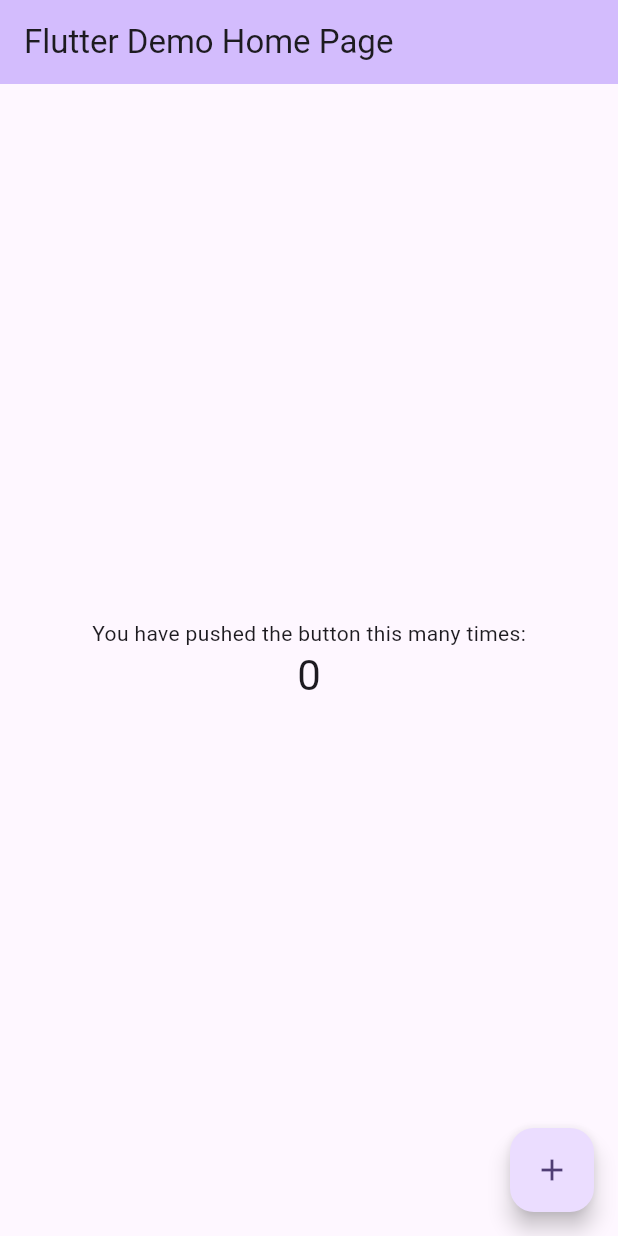
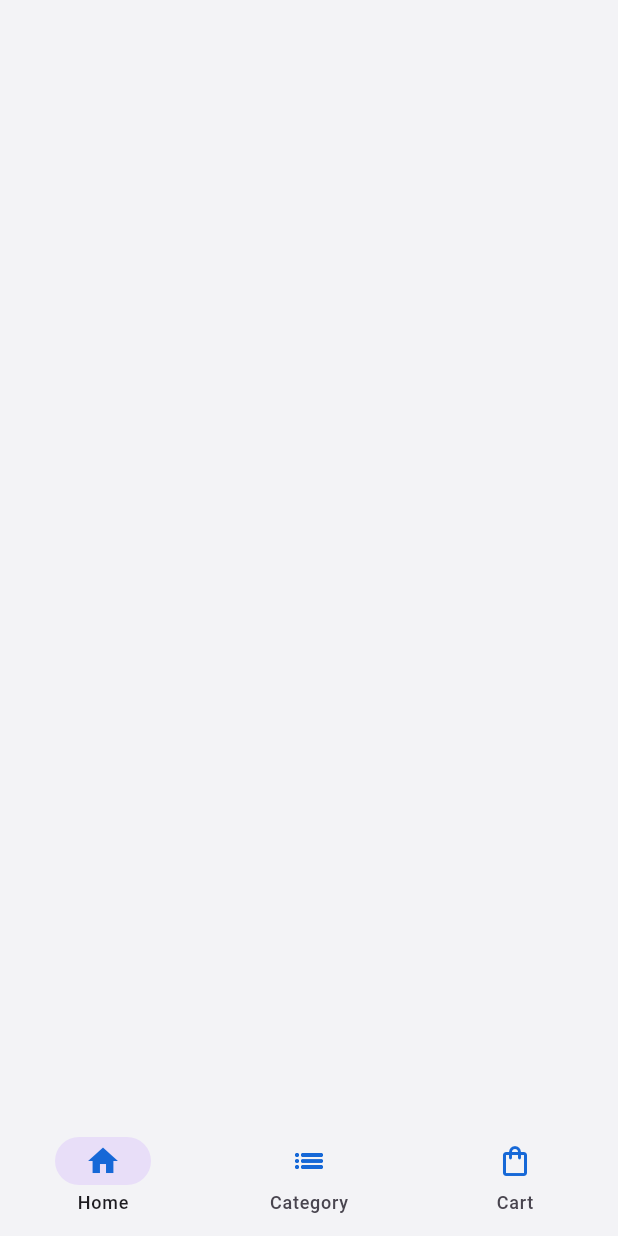
Before and after one commit to ramsabah28/application2, a Flutter app: the screen it shows after launch, on a phone screen of 412 x 824 dp. Run offline on Flutter 3.47's test engine with Material 3 defaults, Android fonts, the phone set to English and light mode, and no system bars.

Commit message:
init structure

```diff
--- a/lib/main.dart
+++ b/lib/main.dart
@@ -1,4 +1,5 @@
 import 'package:flutter/material.dart';
+import 'src/component/SwitchNavigation.dart';
 
 void main() {
   runApp(const MyApp());
@@ -10,57 +11,12 @@ class MyApp extends StatelessWidget {
   @override
   Widget build(BuildContext context) {
     return MaterialApp(
+      debugShowCheckedModeBanner: false,
       title: 'Flutter Demo',
       theme: ThemeData(
-        colorScheme: ColorScheme.fromSeed(seedColor: Colors.deepPurple),
+        colorScheme: ColorScheme.fromSeed(seedColor: Colors.cyan),
       ),
-      home: const MyHomePage(title: 'Flutter Demo Home Page'),
+      home: SwitchNavigation(),
     );
   }
 }
-
-class MyHomePage extends StatefulWidget {
-  const MyHomePage({super.key, required this.title});
-
-  final String title;
-
-  @override
-  State<MyHomePage> createState() => _MyHomePageState();
-}
-
-class _MyHomePageState extends State<MyHomePage> {
-  int _counter = 0;
-
-  void _incrementCounter() {
-    setState(() {
-      _counter++;
-    });
-  }
-
-  @override
-  Widget build(BuildContext context) {
-    return Scaffold(
-      appBar: AppBar(
-        backgroundColor: Theme.of(context).colorScheme.inversePrimary,
-        title: Text(widget.title),
-      ),
-      body: Center(
-        child: Column(
-          mainAxisAlignment: MainAxisAlignment.center,
-          children: <Widget>[
-            const Text('You have pushed the button this many times:'),
-            Text(
-              '$_counter',
-              style: Theme.of(context).textTheme.headlineMedium,
-            ),
-          ],
-        ),
-      ),
-      floatingActionButton: FloatingActionButton(
-        onPressed: _incrementCounter,
-        tooltip: 'Increment',
-        child: const Icon(Icons.add),
-      ),
-    );
-  }
-}
--- /dev/null
+++ b/lib/src/component/CustomAppBar.dart
@@ -0,0 +1,8 @@
+import 'package:flutter/material.dart';
+
+class CustomAppBar extends StatelessWidget {
+  @override
+  Widget build(BuildContext con) {
+    return Container();
+  }
+}
--- /dev/null
+++ b/lib/src/component/CustomNavigationBar.dart
@@ -0,0 +1,39 @@
+import 'package:application2/src/data/CustomColors.dart';
+import 'package:flutter/material.dart';
+import '../data/CustomColors.dart';
+import 'Home.dart';
+
+class CustomNavigationBar extends StatefulWidget {
+  const CustomNavigationBar({super.key});
+
+  @override
+  State<CustomNavigationBar> createState() => _CustomNavigationBar();
+}
+
+class _CustomNavigationBar extends State<CustomNavigationBar> {
+  int __selectedIndex = 0;
+
+  @override
+  Widget build(BuildContext context) {
+    return NavigationBar(
+      backgroundColor: CustomColors.secondary,
+      destinations: <Widget>[
+        NavigationDestination(
+          icon: Icon(Icons.home_outlined, color: CustomColors.primery),
+          label: "Home",
+          selectedIcon: Icon(Icons.home, color: CustomColors.primery),
+        ),
+        NavigationDestination(
+          icon: Icon(Icons.list_outlined, color: CustomColors.primery),
+          label: 'Category',
+          selectedIcon: Icon(Icons.list, color: CustomColors.primery),
+        ),
+        NavigationDestination(
+          icon: Icon(Icons.shopping_bag_outlined, color: CustomColors.primery),
+          label: 'Cart',
+          selectedIcon: Icon(Icons.shopping_bag, color: CustomColors.primery),
+        ),
+      ],
+    );
+  }
+}
--- /dev/null
+++ b/lib/src/component/Home.dart
@@ -0,0 +1,15 @@
+import 'package:flutter/material.dart';
+
+class Home extends StatefulWidget {
+  const Home({super.key});
+
+  @override
+  State<Home> createState() => _Home();
+}
+
+class _Home extends State<Home> {
+  @override
+  Widget build(BuildContext context) {
+    return Container();
+  }
+}
--- /dev/null
+++ b/lib/src/component/SwitchNavigation.dart
@@ -0,0 +1,37 @@
+import 'package:flutter/material.dart';
+import 'Home.dart';
+import 'CustomAppBar.dart';
+import '../data/CustomColors.dart';
+import 'CustomNavigationBar.dart';
+
+class SwitchNavigation extends StatefulWidget {
+  const SwitchNavigation({super.key});
+
+  @override
+  State<SwitchNavigation> createState() => _SwitchNavigation();
+}
+
+class _SwitchNavigation extends State<SwitchNavigation> {
+
+  final List<Widget> _screens = [
+    Home()
+  ];
+
+  @override
+  Widget build(BuildContext context) {
+    return MaterialApp(
+      theme: ThemeData(
+        primaryColor: CustomColors.primery,
+        secondaryHeaderColor: CustomColors.secondary,
+        brightness: Brightness.light,
+      ),
+      debugShowCheckedModeBanner: false,
+
+      home: Scaffold(
+        bottomNavigationBar:CustomNavigationBar() ,
+        backgroundColor: CustomColors.secondary,
+        appBar: AppBar(backgroundColor: CustomColors.secondary),
+      ),
+    );
+  }
+}
--- /dev/null
+++ b/lib/src/data/CustomColors.dart
@@ -0,0 +1,8 @@
+import 'package:flutter/material.dart';
+
+class CustomColors {
+  static final Color primery = Color.fromRGBO(22,104, 215,1);
+  static final Color secondary = Color.fromRGBO(243,243, 246,1);
+  static final Color secondaryDark = Color.fromRGBO(99,99, 103,1);
+  static final Color primaryDark = Color.fromRGBO(27,27, 28,1);
+}
```
